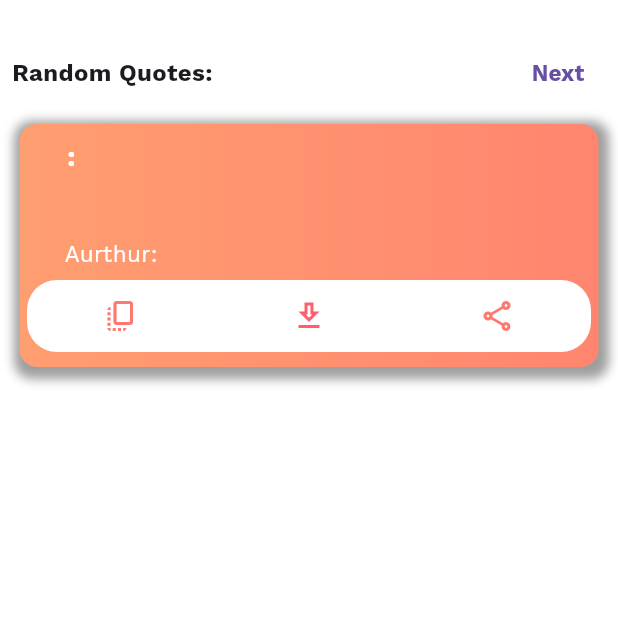
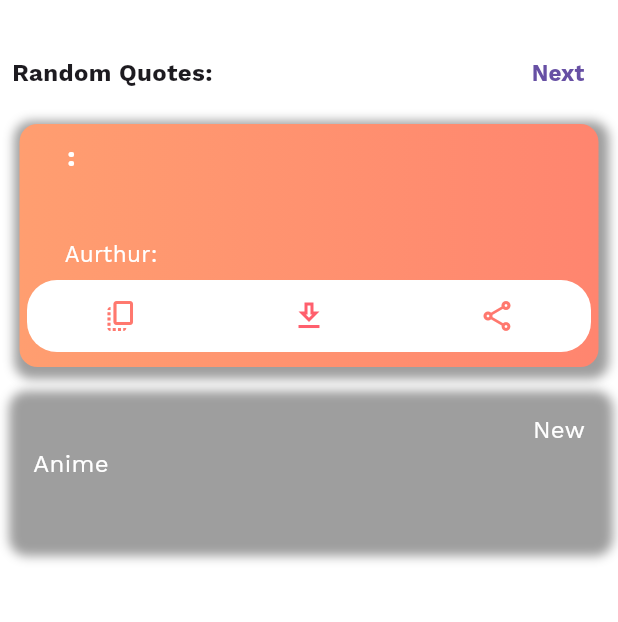
Before and after one commit to Naawaal/Quote-Master, a Flutter app: the HomepageScreen screen opened by its route, on a phone screen of 412 x 824 dp, the part 59-681 px from its top. Run offline on Flutter 3.47's test engine with Material 2 defaults, Android fonts, the light colour scheme and no system bars; our stand-ins replace animated_bottom_navigation_bar, cached_network_image, carousel_slider, cloud_firestore, firebase_auth, firebase_core and 5 more; missing offline and left inert: clipboard; accounts and stored records are empty; network calls fail.

Commit message:
added home anime container

```diff
--- a/lib/app/controllers/01_login_controller/user_login_controller.dart
+++ b/lib/app/controllers/01_login_controller/user_login_controller.dart
@@ -38,8 +38,6 @@ class UserLoginController extends GetxController {
       if (e.code == 'user-not-found') {
         FlutterToastUtil.flutterToast(message: 'User not found');
       }
-    } finally {
-      ShowLoadingUtil.hideLoading(context);
     }
   }
 }
--- a/lib/app/controllers/02_signup_controller/signup_user_controller.dart
+++ b/lib/app/controllers/02_signup_controller/signup_user_controller.dart
@@ -32,12 +32,18 @@ class SignupUserController extends GetxController {
           email: email,
           password: password,
         );
-        Future.delayed(
-          3.milliseconds,
-          () async {
-            await Get.offNamed(RoutesName.homepageScreen);
-          },
-        );
+
+        // Send verification email to user's email address
+        await auth.currentUser!.sendEmailVerification();
+
+        // Wait for the email to be sent before navigating to homepage
+        await auth.currentUser!.reload();
+        while (!auth.currentUser!.emailVerified) {
+          await Future.delayed(const Duration(seconds: 1));
+          await auth.currentUser?.reload();
+        }
+
+        // Save user data to Firestore if email has been verified
         database.collection('users').doc(auth.currentUser?.uid).set(
           {
             'uid': auth.currentUser?.uid,
@@ -45,6 +51,9 @@ class SignupUserController extends GetxController {
             'email': email,
           },
         );
+
+        // Navigate to homepage
+        await Get.offNamed(RoutesName.homepageScreen);
       }
     } on FirebaseAuthException catch (e) {
       FlutterToastUtil.flutterToast(message: '${e.message}');
--- /dev/null
+++ b/lib/app/ui/pages/04_home_page/home_anime_container.dart
@@ -0,0 +1,55 @@
+import 'package:flutter/material.dart';
+import 'package:get/get.dart';
+
+class HomeAnimeContainer extends StatelessWidget {
+  const HomeAnimeContainer({super.key});
+
+  @override
+  Widget build(BuildContext context) {
+    return Container(
+      padding: const EdgeInsets.all(12),
+      width: Get.width,
+      height: 100,
+      clipBehavior: Clip.antiAlias,
+      decoration: BoxDecoration(
+        borderRadius: BorderRadius.circular(12),
+        boxShadow: const [
+          BoxShadow(
+            color: Colors.grey,
+            spreadRadius: 5.0,
+            blurRadius: 5,
+            offset: Offset(1.5, 3),
+          )
+        ],
+      ),
+      child: Stack(
+        children: [
+          Column(
+            crossAxisAlignment: CrossAxisAlignment.start,
+            children: [
+              Row(
+                mainAxisAlignment: MainAxisAlignment.end,
+                children: const [
+                  Text(
+                    "New",
+                    style: TextStyle(
+                      color: Colors.white,
+                      fontSize: 16,
+                    ),
+                  ),
+                ],
+              ),
+              const Text(
+                "Anime",
+                style: TextStyle(
+                  color: Colors.white,
+                  fontSize: 16,
+                ),
+              ),
+            ],
+          ),
+        ],
+      ),
+    ).marginAll(10);
+  }
+}
--- a/lib/app/ui/pages/04_home_page/home_screen.dart
+++ b/lib/app/ui/pages/04_home_page/home_screen.dart
@@ -1,4 +1,5 @@
 import 'package:flutter/material.dart';
+import 'package:quote_master/app/ui/pages/04_home_page/home_anime_container.dart';
 import 'package:quote_master/app/ui/pages/04_home_page/home_top_container.dart';
 
 class HomepageScreen extends StatelessWidget {
@@ -29,6 +30,7 @@ class HomepageScreen extends StatelessWidget {
         child: Column(
           children: const [
             HomeTopContainer(),
+            HomeAnimeContainer(),
           ],
         ),
       ),
```
